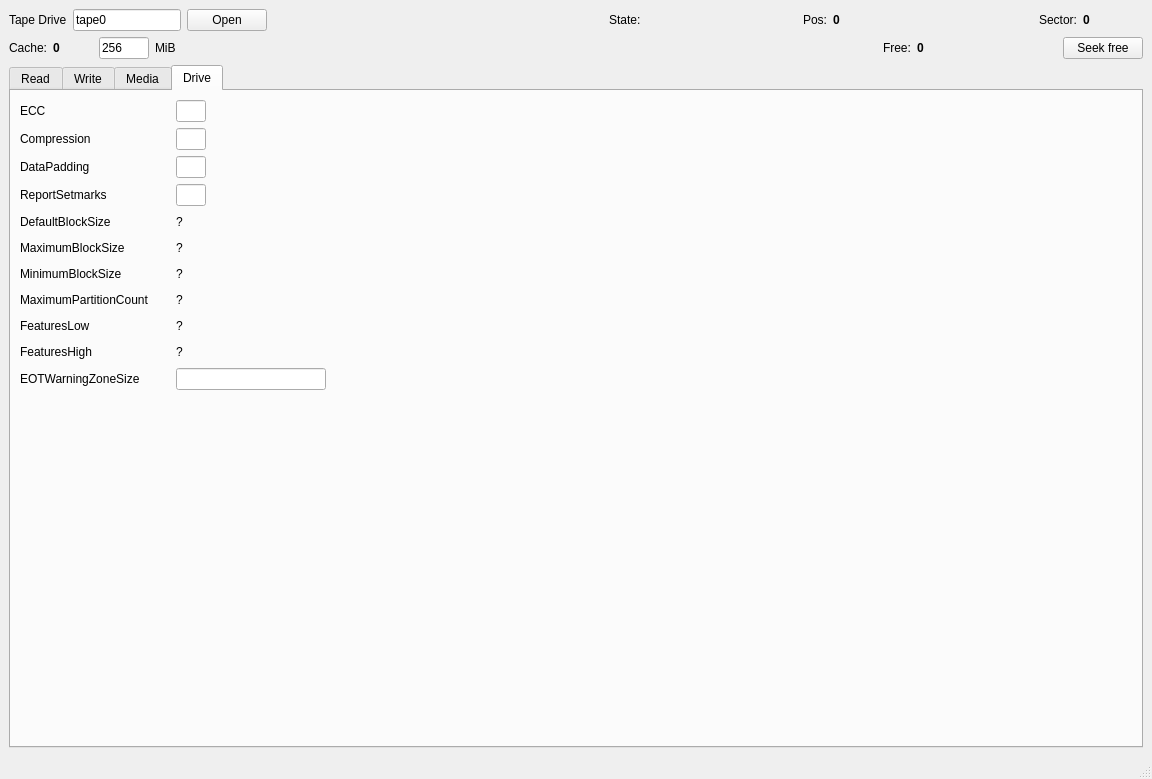
Above: mainwindow.ui from morozanime/myTape before the change. Below: the same form after it.
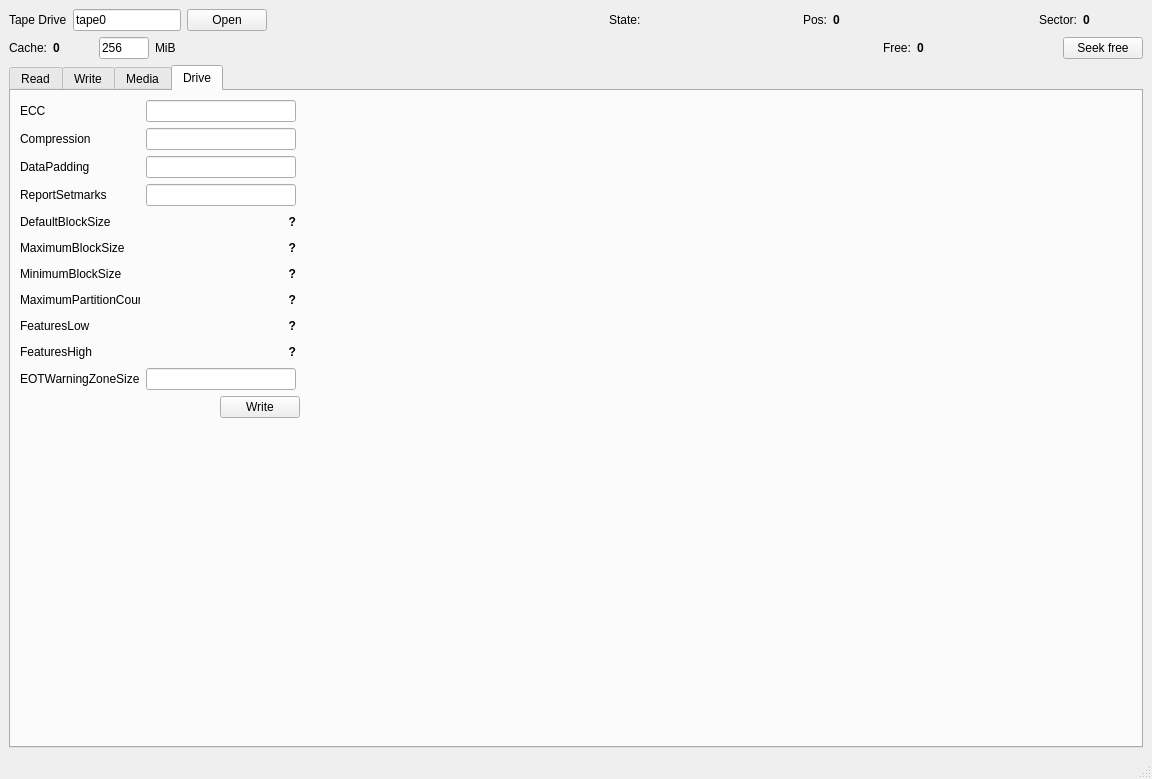
That is the form after the change. The open tabs and pages were chosen to show the change.

```diff
--- a/mainwindow.ui
+++ b/mainwindow.ui
@@ -804,13 +804,13 @@
             </property>
             <property name="minimumSize">
              <size>
-              <width>150</width>
+              <width>120</width>
               <height>0</height>
              </size>
             </property>
             <property name="maximumSize">
              <size>
-              <width>150</width>
+              <width>120</width>
               <height>16777215</height>
              </size>
             </property>
@@ -827,12 +827,27 @@
               <verstretch>0</verstretch>
              </sizepolicy>
             </property>
+            <property name="minimumSize">
+             <size>
+              <width>150</width>
+              <height>0</height>
+             </size>
+            </property>
             <property name="maximumSize">
              <size>
-              <width>30</width>
+              <width>150</width>
               <height>16777215</height>
              </size>
             </property>
+            <property name="font">
+             <font>
+              <weight>75</weight>
+              <bold>true</bold>
+             </font>
+            </property>
+            <property name="alignment">
+             <set>Qt::AlignRight|Qt::AlignTrailing|Qt::AlignVCenter</set>
+            </property>
            </widget>
           </item>
           <item>
@@ -862,13 +877,13 @@
             </property>
             <property name="minimumSize">
              <size>
-              <width>150</width>
+              <width>120</width>
               <height>0</height>
              </size>
             </property>
             <property name="maximumSize">
              <size>
-              <width>150</width>
+              <width>120</width>
               <height>16777215</height>
              </size>
             </property>
@@ -885,12 +900,27 @@
               <verstretch>0</verstretch>
              </sizepolicy>
             </property>
+            <property name="minimumSize">
+             <size>
+              <width>150</width>
+              <height>0</height>
+             </size>
+            </property>
             <property name="maximumSize">
              <size>
-              <width>30</width>
+              <width>150</width>
               <height>16777215</height>
              </size>
             </property>
+            <property name="font">
+             <font>
+              <weight>75</weight>
+              <bold>true</bold>
+             </font>
+            </property>
+            <property name="alignment">
+             <set>Qt::AlignRight|Qt::AlignTrailing|Qt::AlignVCenter</set>
+            </property>
            </widget>
           </item>
           <item>
@@ -914,13 +944,13 @@
            <widget class="QLabel" name="label_17">
             <property name="minimumSize">
              <size>
-              <width>150</width>
+              <width>120</width>
               <height>0</height>
              </size>
             </property>
             <property name="maximumSize">
              <size>
-              <width>150</width>
+              <width>120</width>
               <height>16777215</height>
              </size>
             </property>
@@ -937,12 +967,27 @@
               <verstretch>0</verstretch>
              </sizepolicy>
             </property>
+            <property name="minimumSize">
+             <size>
+              <width>150</width>
+              <height>0</height>
+             </size>
+            </property>
             <property name="maximumSize">
              <size>
-              <width>30</width>
+              <width>150</width>
               <height>16777215</height>
              </size>
             </property>
+            <property name="font">
+             <font>
+              <weight>75</weight>
+              <bold>true</bold>
+             </font>
+            </property>
+            <property name="alignment">
+             <set>Qt::AlignRight|Qt::AlignTrailing|Qt::AlignVCenter</set>
+            </property>
            </widget>
           </item>
           <item>
@@ -966,13 +1011,13 @@
            <widget class="QLabel" name="label_18">
             <property name="minimumSize">
              <size>
-              <width>150</width>
+              <width>120</width>
               <height>0</height>
              </size>
             </property>
             <property name="maximumSize">
              <size>
-              <width>150</width>
+              <width>120</width>
               <height>16777215</height>
              </size>
             </property>
@@ -989,12 +1034,27 @@
               <verstretch>0</verstretch>
              </sizepolicy>
             </property>
+            <property name="minimumSize">
+             <size>
+              <width>150</width>
+              <height>0</height>
+             </size>
+            </property>
             <property name="maximumSize">
              <size>
-              <width>30</width>
+              <width>150</width>
               <height>16777215</height>
              </size>
             </property>
+            <property name="font">
+             <font>
+              <weight>75</weight>
+              <bold>true</bold>
+             </font>
+            </property>
+            <property name="alignment">
+             <set>Qt::AlignRight|Qt::AlignTrailing|Qt::AlignVCenter</set>
+            </property>
            </widget>
           </item>
           <item>
@@ -1018,13 +1078,13 @@
            <widget class="QLabel" name="label_19">
             <property name="minimumSize">
              <size>
-              <width>150</width>
+              <width>120</width>
               <height>0</height>
              </size>
             </property>
             <property name="maximumSize">
              <size>
-              <width>150</width>
+              <width>120</width>
               <height>16777215</height>
              </size>
             </property>
@@ -1047,9 +1107,18 @@
               <height>16777215</height>
              </size>
             </property>
+            <property name="font">
+             <font>
+              <weight>75</weight>
+              <bold>true</bold>
+             </font>
+            </property>
             <property name="text">
              <string>?</string>
             </property>
+            <property name="alignment">
+             <set>Qt::AlignRight|Qt::AlignTrailing|Qt::AlignVCenter</set>
+            </property>
            </widget>
           </item>
           <item>
@@ -1073,13 +1142,13 @@
            <widget class="QLabel" name="label_20">
             <property name="minimumSize">
              <size>
-              <width>150</width>
+              <width>120</width>
               <height>0</height>
              </size>
             </property>
             <property name="maximumSize">
              <size>
-              <width>150</width>
+              <width>120</width>
               <height>16777215</height>
              </size>
             </property>
@@ -1102,9 +1171,18 @@
               <height>16777215</height>
              </size>
             </property>
+            <property name="font">
+             <font>
+              <weight>75</weight>
+              <bold>true</bold>
+             </font>
+            </property>
             <property name="text">
              <string>?</string>
             </property>
+            <property name="alignment">
+             <set>Qt::AlignRight|Qt::AlignTrailing|Qt::AlignVCenter</set>
+            </property>
            </widget>
           </item>
           <item>
@@ -1128,13 +1206,13 @@
            <widget class="QLabel" name="label_21">
             <property name="minimumSize">
              <size>
-              <width>150</width>
+              <width>120</width>
               <height>0</height>
              </size>
             </property>
             <property name="maximumSize">
              <size>
-              <width>150</width>
+              <width>120</width>
               <height>16777215</height>
              </size>
             </property>
@@ -1157,9 +1235,18 @@
               <height>16777215</height>
              </size>
             </property>
+            <property name="font">
+             <font>
+              <weight>75</weight>
+              <bold>true</bold>
+             </font>
+            </property>
             <property name="text">
              <string>?</string>
             </property>
+            <property name="alignment">
+             <set>Qt::AlignRight|Qt::AlignTrailing|Qt::AlignVCenter</set>
+            </property>
            </widget>
           </item>
           <item>
@@ -1183,13 +1270,13 @@
            <widget class="QLabel" name="label_22">
             <property name="minimumSize">
              <size>
-              <width>150</width>
+              <width>120</width>
               <height>0</height>
              </size>
             </property>
             <property name="maximumSize">
              <size>
-              <width>150</width>
+              <width>120</width>
               <height>16777215</height>
              </size>
             </property>
@@ -1202,19 +1289,28 @@
            <widget class="QLabel" name="label_DriveInfoMaximumPartitionCount">
             <property name="minimumSize">
              <size>
-              <width>30</width>
+              <width>150</width>
               <height>0</height>
              </size>
             </property>
             <property name="maximumSize">
              <size>
-              <width>30</width>
+              <width>150</width>
               <height>16777215</height>
              </size>
             </property>
+            <property name="font">
+             <font>
+              <weight>75</weight>
+              <bold>true</bold>
+             </font>
+            </property>
             <property name="text">
              <string>?</string>
             </property>
+            <property name="alignment">
+             <set>Qt::AlignRight|Qt::AlignTrailing|Qt::AlignVCenter</set>
+            </property>
            </widget>
           </item>
           <item>
@@ -1238,13 +1334,13 @@
            <widget class="QLabel" name="label_23">
             <property name="minimumSize">
              <size>
-              <width>150</width>
+              <width>120</width>
               <height>0</height>
              </size>
             </property>
             <property name="maximumSize">
              <size>
-              <width>150</width>
+              <width>120</width>
               <height>16777215</height>
              </size>
             </property>
@@ -1267,9 +1363,18 @@
               <height>16777215</height>
              </size>
             </property>
+            <property name="font">
+             <font>
+              <weight>75</weight>
+              <bold>true</bold>
+             </font>
+            </property>
             <property name="text">
              <string>?</string>
             </property>
+            <property name="alignment">
+             <set>Qt::AlignRight|Qt::AlignTrailing|Qt::AlignVCenter</set>
+            </property>
            </widget>
           </item>
           <item>
@@ -1293,13 +1398,13 @@
            <widget class="QLabel" name="label_24">
             <property name="minimumSize">
              <size>
-              <width>150</width>
+              <width>120</width>
               <height>0</height>
              </size>
             </property>
             <property name="maximumSize">
              <size>
-              <width>150</width>
+              <width>120</width>
               <height>16777215</height>
              </size>
             </property>
@@ -1322,9 +1427,18 @@
               <height>16777215</height>
              </size>
             </property>
+            <property name="font">
+             <font>
+              <weight>75</weight>
+              <bold>true</bold>
+             </font>
+            </property>
             <property name="text">
              <string>?</string>
             </property>
+            <property name="alignment">
+             <set>Qt::AlignRight|Qt::AlignTrailing|Qt::AlignVCenter</set>
+            </property>
            </widget>
           </item>
           <item>
@@ -1348,13 +1462,13 @@
            <widget class="QLabel" name="label_25">
             <property name="minimumSize">
              <size>
-              <width>150</width>
+              <width>120</width>
               <height>0</height>
              </size>
             </property>
             <property name="maximumSize">
              <size>
-              <width>150</width>
+              <width>120</width>
               <height>16777215</height>
              </size>
             </property>
@@ -1383,6 +1497,15 @@
               <height>16777215</height>
              </size>
             </property>
+            <property name="font">
+             <font>
+              <weight>75</weight>
+              <bold>true</bold>
+             </font>
+            </property>
+            <property name="alignment">
+             <set>Qt::AlignRight|Qt::AlignTrailing|Qt::AlignVCenter</set>
+            </property>
            </widget>
           </item>
           <item>
@@ -1400,6 +1523,46 @@
           </item>
          </layout>
         </item>
+        <item>
+         <layout class="QHBoxLayout" name="horizontalLayout_18">
+          <item>
+           <spacer name="horizontalSpacer_25">
+            <property name="orientation">
+             <enum>Qt::Horizontal</enum>
+            </property>
+            <property name="sizeType">
+             <enum>QSizePolicy::Fixed</enum>
+            </property>
+            <property name="sizeHint" stdset="0">
+             <size>
+              <width>200</width>
+              <height>20</height>
+             </size>
+            </property>
+           </spacer>
+          </item>
+          <item>
+           <widget class="QPushButton" name="pushButton_DriveWrite">
+            <property name="text">
+             <string>Write</string>
+            </property>
+           </widget>
+          </item>
+          <item>
+           <spacer name="horizontalSpacer_24">
+            <property name="orientation">
+             <enum>Qt::Horizontal</enum>
+            </property>
+            <property name="sizeHint" stdset="0">
+             <size>
+              <width>40</width>
+              <height>20</height>
+             </size>
+            </property>
+           </spacer>
+          </item>
+         </layout>
+        </item>
         <item>
          <spacer name="verticalSpacer_2">
           <property name="orientation">
```
Left out of the diff: 99 changed lines with no effect on the pictures.
